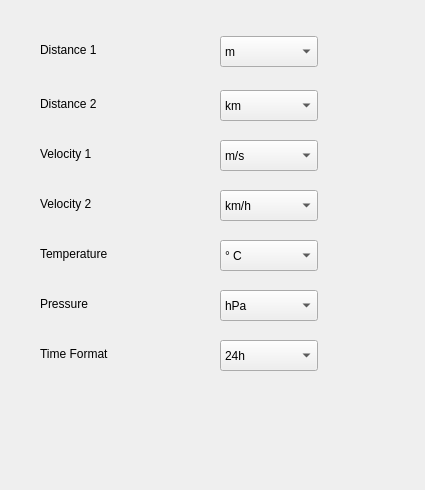
The window that src/settings/flytec6015/UnitFrame6015.ui (Iv/FlyHigh) describes before a commit, drawn with Qt 5.
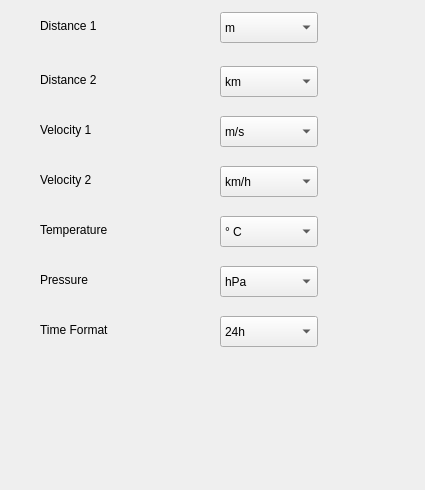
The same window after the commit.

Patch:
```diff
--- a/src/settings/flytec6015/UnitFrame6015.ui
+++ b/src/settings/flytec6015/UnitFrame6015.ui
@@ -17,7 +17,7 @@
    <property name="geometry">
     <rect>
      <x>220</x>
-     <y>140</y>
+     <y>116</y>
      <width>98</width>
      <height>31</height>
     </rect>
@@ -37,7 +37,7 @@
    <property name="geometry">
     <rect>
      <x>220</x>
-     <y>190</y>
+     <y>166</y>
      <width>98</width>
      <height>31</height>
     </rect>
@@ -62,7 +62,7 @@
    <property name="geometry">
     <rect>
      <x>220</x>
-     <y>36</y>
+     <y>12</y>
      <width>98</width>
      <height>31</height>
     </rect>
@@ -82,7 +82,7 @@
    <property name="geometry">
     <rect>
      <x>220</x>
-     <y>90</y>
+     <y>66</y>
      <width>98</width>
      <height>31</height>
     </rect>
@@ -102,7 +102,7 @@
    <property name="geometry">
     <rect>
      <x>40</x>
-     <y>244</y>
+     <y>220</y>
      <width>134</width>
      <height>20</height>
     </rect>
@@ -118,7 +118,7 @@
    <property name="geometry">
     <rect>
      <x>220</x>
-     <y>240</y>
+     <y>216</y>
      <width>98</width>
      <height>31</height>
     </rect>
@@ -138,7 +138,7 @@
    <property name="geometry">
     <rect>
      <x>40</x>
-     <y>294</y>
+     <y>270</y>
      <width>134</width>
      <height>20</height>
     </rect>
@@ -154,7 +154,7 @@
    <property name="geometry">
     <rect>
      <x>220</x>
-     <y>290</y>
+     <y>266</y>
      <width>98</width>
      <height>31</height>
     </rect>
@@ -174,7 +174,7 @@
    <property name="geometry">
     <rect>
      <x>40</x>
-     <y>344</y>
+     <y>320</y>
      <width>134</width>
      <height>20</height>
     </rect>
@@ -190,7 +190,7 @@
    <property name="geometry">
     <rect>
      <x>220</x>
-     <y>340</y>
+     <y>316</y>
      <width>98</width>
      <height>31</height>
     </rect>
@@ -210,7 +210,7 @@
    <property name="geometry">
     <rect>
      <x>40</x>
-     <y>40</y>
+     <y>16</y>
      <width>134</width>
      <height>20</height>
     </rect>
@@ -226,7 +226,7 @@
    <property name="geometry">
     <rect>
      <x>40</x>
-     <y>94</y>
+     <y>70</y>
      <width>134</width>
      <height>20</height>
     </rect>
@@ -242,7 +242,7 @@
    <property name="geometry">
     <rect>
      <x>40</x>
-     <y>144</y>
+     <y>120</y>
      <width>134</width>
      <height>20</height>
     </rect>
@@ -258,7 +258,7 @@
    <property name="geometry">
     <rect>
      <x>40</x>
-     <y>194</y>
+     <y>170</y>
      <width>134</width>
      <height>20</height>
     </rect>
```
